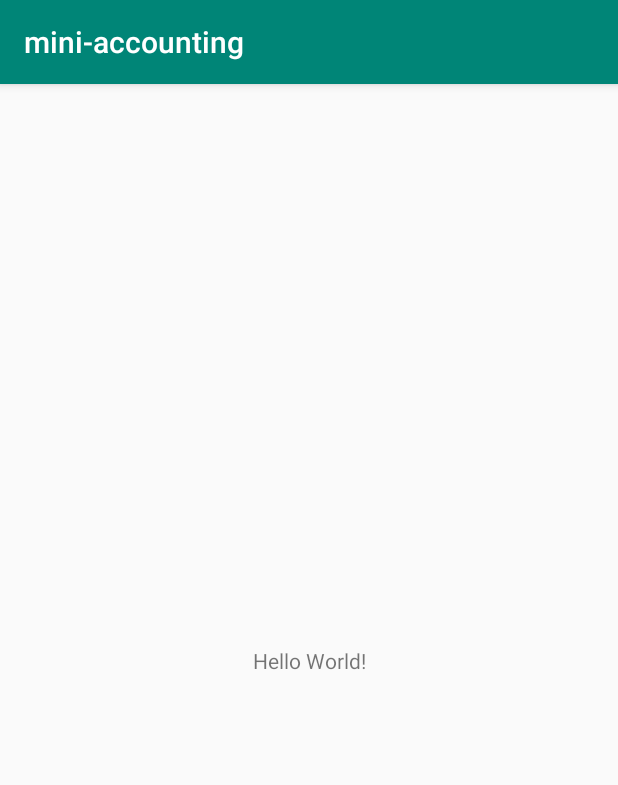
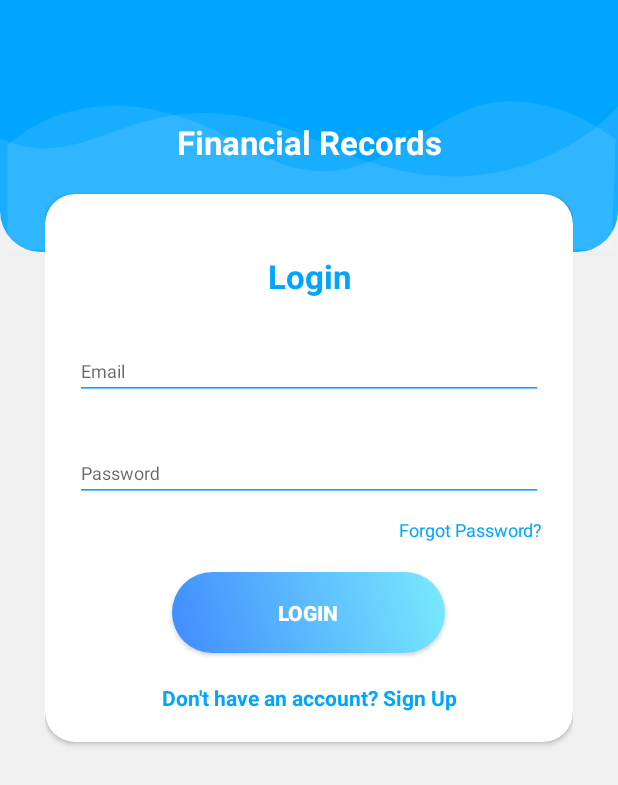
Before and after one commit to abdulmasjit/mini-accounting, an Android app: the screen it shows after launch (MainActivity), on a phone screen of 412 x 824 dp. Shown: the top 785 px of the screen. Run offline under Robolectric (Android 15) with nearby library versions, the phone set to English and light mode, and no system bars.

Commit message:
Activity Login, Register

```diff
--- a/app/build.gradle
+++ b/app/build.gradle
@@ -26,4 +26,6 @@ dependencies {
     testImplementation 'junit:junit:4.12'
     androidTestImplementation 'androidx.test.ext:junit:1.1.0'
     androidTestImplementation 'androidx.test.espresso:espresso-core:3.1.1'
+    implementation "androidx.cardview:cardview:1.0.0"
+    implementation 'com.google.android.material:material:1.0.0'
 }
--- a/app/src/main/java/com/masjitsubekti/mini_accounting/MainActivity.java
+++ b/app/src/main/java/com/masjitsubekti/mini_accounting/MainActivity.java
@@ -9,6 +9,6 @@ public class MainActivity extends AppCompatActivity {
     @Override
     protected void onCreate(Bundle savedInstanceState) {
         super.onCreate(savedInstanceState);
-        setContentView(R.layout.activity_main);
+        setContentView(R.layout.activity_login);
     }
 }
--- /dev/null
+++ b/app/src/main/res/drawable/ic_login_bk.xml
@@ -0,0 +1,17 @@
+<vector xmlns:android="http://schemas.android.com/apk/res/android"
+    android:width="425dp"
+    android:height="168dp"
+    android:viewportWidth="425.332"
+    android:viewportHeight="168.0">
+
+    <path
+        android:pathData="M425.33,70.78S352.76,155.62 225.1,96.65 67.19,123.13 0,91.84L0,166.44L425.33,166.44Z"
+        android:fillAlpha="0.1"
+        android:fillColor="#fff"
+        android:strokeAlpha="0.1"/>
+    <path
+        android:pathData="M5.22,97.18s57.02,-59.98 162.55,0c72.29,41.08 101.72,-2.45 155.4,-24.52 24.72,-10.16 64.44,-5.91 100.36,20.21 0.65,1.91 -2.77,75.13 -2.77,75.13L5.22,168Z"
+        android:fillColor="#fff"
+        android:strokeAlpha="0.1"
+        android:fillAlpha="0.1"/>
+</vector>
--- /dev/null
+++ b/app/src/main/res/drawable/login_button_bk.xml
@@ -0,0 +1,17 @@
+<?xml version="1.0" encoding="utf-8"?>
+<shape xmlns:android="http://schemas.android.com/apk/res/android" android:shape="rectangle" >
+    <corners
+        android:radius="27dp"
+        />
+    <gradient
+        android:angle="45"
+        android:centerX="35%"
+        android:startColor="#408bff"
+        android:endColor="#79EBFD"
+        android:type="linear"
+        />
+    <size
+        android:width="182dp"
+        android:height="54dp"
+        />
+</shape>
--- /dev/null
+++ b/app/src/main/res/drawable/login_shape_bk.xml
@@ -0,0 +1,16 @@
+<?xml version="1.0" encoding="utf-8"?>
+<shape xmlns:android="http://schemas.android.com/apk/res/android" android:shape="rectangle" >
+    <corners
+        android:bottomLeftRadius="27dp"
+        android:bottomRightRadius="27dp"
+        android:topLeftRadius="0dp"
+        android:topRightRadius="0dp"
+        />
+    <solid
+        android:color="#00a5ff"
+        />
+    <size
+        android:width="182dp"
+        android:height="54dp"
+        />
+</shape>
--- /dev/null
+++ b/app/src/main/res/layout/activity_login.xml
@@ -0,0 +1,58 @@
+<?xml version="1.0" encoding="utf-8"?>
+<RelativeLayout xmlns:android="http://schemas.android.com/apk/res/android"
+    xmlns:app="http://schemas.android.com/apk/res-auto"
+    xmlns:tools="http://schemas.android.com/tools"
+    android:orientation="vertical"
+    style="@style/loginParent"
+    tools:context=".MainActivity">
+
+    <ScrollView
+        style="@style/parent">
+
+        <RelativeLayout
+            style="@style/parent">
+
+            <LinearLayout
+                android:layout_width="match_parent"
+                android:layout_height="match_parent"
+                android:layout_alignParentTop="true"
+                android:weightSum="12">
+
+                <LinearLayout
+                    style="@style/parent"
+                    android:background="@drawable/login_shape_bk"
+                    android:orientation="vertical"
+                    android:layout_weight="3">
+
+                    <ImageView
+                        style="@style/parent"
+                        android:background="@drawable/ic_login_bk"
+                        android:contentDescription="login background" />
+
+                </LinearLayout>
+
+            </LinearLayout>
+
+            <LinearLayout
+                android:layout_width="match_parent"
+                android:layout_height="match_parent"
+                android:layout_alignParentTop="true"
+                android:orientation="vertical"
+                android:layout_marginTop="40dp"
+                android:layout_marginRight="30dp"
+                android:layout_marginLeft="30dp">
+
+
+                <TextView
+                    style="@style/headerText"
+                    android:layout_gravity="center"
+                    android:text="Financial Records"
+                    android:layout_marginTop="40dp"/>
+                <include
+                    layout="@layout/layout_login"/>
+
+            </LinearLayout>
+        </RelativeLayout>
+
+    </ScrollView>
+</RelativeLayout>
--- /dev/null
+++ b/app/src/main/res/layout/layout_login.xml
@@ -0,0 +1,74 @@
+<?xml version="1.0" encoding="utf-8"?>
+<androidx.cardview.widget.CardView xmlns:android="http://schemas.android.com/apk/res/android"
+    xmlns:app="http://schemas.android.com/apk/res-auto"
+    style="@style/loginCard"
+    app:cardCornerRadius="@dimen/loginCardRadius"
+    android:elevation="5dp"
+    android:layout_gravity="center"
+    android:layout_marginTop="@dimen/loginViewsMargin"
+    android:layout_marginBottom="@dimen/loginViewsMargin"
+    android:background="@color/whiteCardColor">
+
+    <LinearLayout
+        style="@style/linearParent"
+        android:layout_gravity="center"
+        android:padding="@dimen/loginViewsMargin">
+
+        <TextView
+            style="@style/headerTextPrimary"
+            android:text="Login"
+            android:layout_marginTop="@dimen/loginViewsMargin"/>
+
+        <com.google.android.material.textfield.TextInputLayout
+            android:id="@+id/textInputEmail"
+            style="@style/parent"
+            android:layout_marginTop="@dimen/loginViewsMargin">
+            <EditText
+                android:id="@+id/editTextEmail"
+                style="@style/modifiedEditText"
+                android:inputType="textEmailAddress"
+                android:maxLines="1"
+                android:hint="@string/login_email_hint"/>
+        </com.google.android.material.textfield.TextInputLayout>
+
+        <com.google.android.material.textfield.TextInputLayout
+            android:id="@+id/textInputPassword"
+            style="@style/parent"
+            android:layout_marginTop="@dimen/loginViewsMargin">
+            <EditText
+                android:id="@+id/editTextPassword"
+                style="@style/modifiedEditText"
+                android:hint="@string/login_password_hint"
+                android:maxLines="1"
+                android:inputType="textPassword"/>
+        </com.google.android.material.textfield.TextInputLayout>
+
+        <TextView
+            style="@style/viewParent"
+            android:text="Forgot Password?"
+            android:textColor="@color/primaryTextColor"
+            android:textSize="@dimen/newsMoreTextSize"
+            android:layout_gravity="end"
+            android:onClick="viewForgotPAssword"
+            android:layout_marginTop="10dp"/>
+
+        <Button
+            android:id="@+id/cirLoginButton"
+            style="@style/loginButton"
+            android:text="Login"
+            android:layout_gravity="center_horizontal"
+            android:layout_marginTop="@dimen/loginViewsMargin"/>
+
+        <TextView
+            style="@style/parent"
+            android:textAlignment="center"
+            android:textStyle="bold"
+            android:textColor="@color/primaryTextColor"
+            android:text="@string/login_signup_hint"
+            android:onClick="viewRegisterClicked"
+            android:layout_marginTop="@dimen/loginViewsMargin"/>
+
+
+    </LinearLayout>
+
+</androidx.cardview.widget.CardView>
--- a/app/src/main/res/values/colors.xml
+++ b/app/src/main/res/values/colors.xml
@@ -3,4 +3,12 @@
     <color name="colorPrimary">#008577</color>
     <color name="colorPrimaryDark">#00574B</color>
     <color name="colorAccent">#D81B60</color>
+
+    <!--colors for modern ui-->
+    <color name="whiteTextColor">#fff</color>
+    <color name="primaryTextColor">#00a5ff</color>
+    <color name="loginBkColor">#f0f0f0</color>
+
+    <!--colros for card-->
+    <color name="whiteCardColor">#fff</color>
 </resources>
--- /dev/null
+++ b/app/src/main/res/values/dimens.xml
@@ -0,0 +1,10 @@
+<?xml version="1.0" encoding="utf-8"?>
+<resources>
+    <!--dimes for design 3-->
+    <dimen name="headerTextSize">22sp</dimen>
+    <dimen name="newsMoreTextSize">12sp</dimen>
+    <dimen name="loginCardRadius">20dp</dimen>
+    <dimen name="loginViewsMargin">20dp</dimen>
+
+    <dimen name="signup_text_margin_top">10dp</dimen>
+</resources>
--- a/app/src/main/res/values/strings.xml
+++ b/app/src/main/res/values/strings.xml
@@ -1,3 +1,10 @@
 <resources>
     <string name="app_name">mini-accounting</string>
+    <string name="register">REGISTER</string>
+    <string name="login_nama_hint">Nama</string>
+    <string name="login_notelp_hint">No Telepon</string>
+    <string name="login_email_hint">Email</string>
+    <string name="login_password_hint">Password</string>
+    <string name="signup_login_hint">Already have an account? Sign In</string>
+    <string name="login_signup_hint">Don\'t have an account? Sign Up</string>
 </resources>
--- a/app/src/main/res/values/styles.xml
+++ b/app/src/main/res/values/styles.xml
@@ -1,11 +1,55 @@
 <resources>
 
     <!-- Base application theme. -->
-    <style name="AppTheme" parent="Theme.AppCompat.Light.DarkActionBar">
+    <style name="AppTheme" parent="Theme.AppCompat.Light.NoActionBar">
         <!-- Customize your theme here. -->
         <item name="colorPrimary">@color/colorPrimary</item>
         <item name="colorPrimaryDark">@color/colorPrimaryDark</item>
         <item name="colorAccent">@color/colorAccent</item>
     </style>
 
+    <!--designs for login and register-->
+    <style name="parent">
+        <item name="android:layout_width">match_parent</item>
+        <item name="android:layout_height">wrap_content</item>
+    </style>
+
+    <style name="loginParent" parent="parent">
+        <item name="android:layout_height">match_parent</item>
+        <item name="android:background">@color/loginBkColor</item>
+        <item name="android:focusableInTouchMode">true</item>
+    </style>
+
+    <style name="headerText" parent="parent">
+        <item name="android:textSize">@dimen/headerTextSize</item>
+        <item name="android:textAlignment">center</item>
+        <item name="android:textColor">@color/whiteTextColor</item>
+        <item name="android:textStyle">bold</item>
+    </style>
+
+    <style name="loginCard" parent="parent"></style>
+
+    <style name="linearParent" parent="parent">
+        <item name="android:orientation">vertical</item>
+    </style>
+
+    <style name="headerTextPrimary" parent="headerText">
+        <item name="android:textColor">@color/primaryTextColor</item>
+    </style>
+
+    <style name="modifiedEditText" parent="parent">
+        <item name="android:textSize">@dimen/newsMoreTextSize</item>
+        <item name="android:backgroundTint">@color/primaryTextColor</item>
+    </style>
+
+    <style name="viewParent">
+        <item name="android:layout_width">wrap_content</item>
+        <item name="android:layout_height">wrap_content</item>
+    </style>
+
+    <style name="loginButton" parent="viewParent">
+        <item name="android:background">@drawable/login_button_bk</item>
+        <item name="android:textColor">@color/whiteTextColor</item>
+        <item name="android:textStyle">bold</item>
+    </style>
 </resources>
```
Also changed, not shown: app/src/main/res/layout/layout_register.xml (added, +96 -0 lines).
